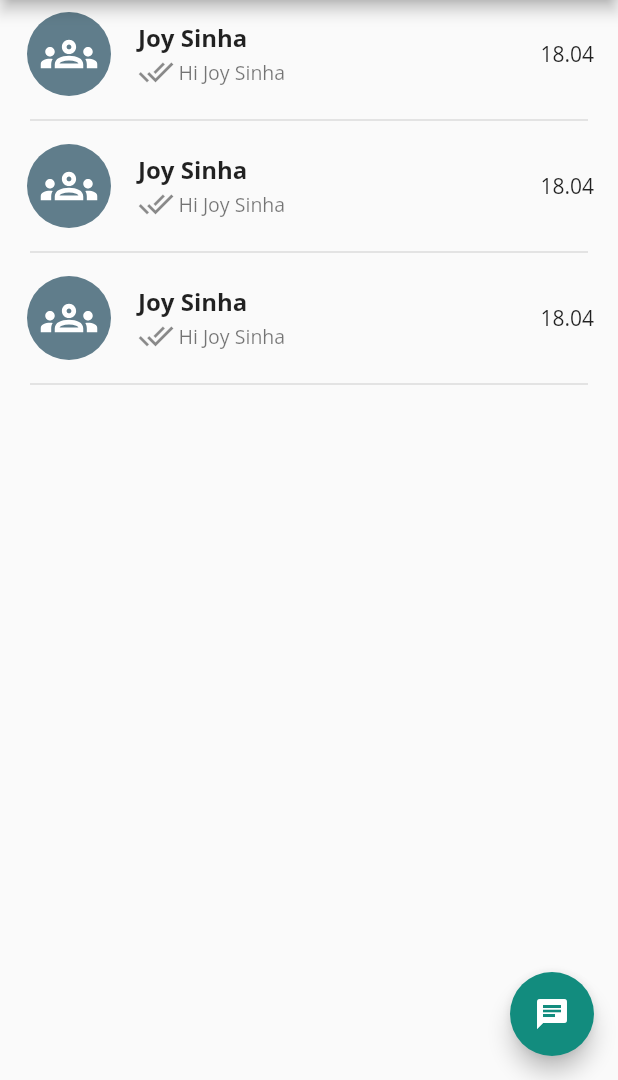
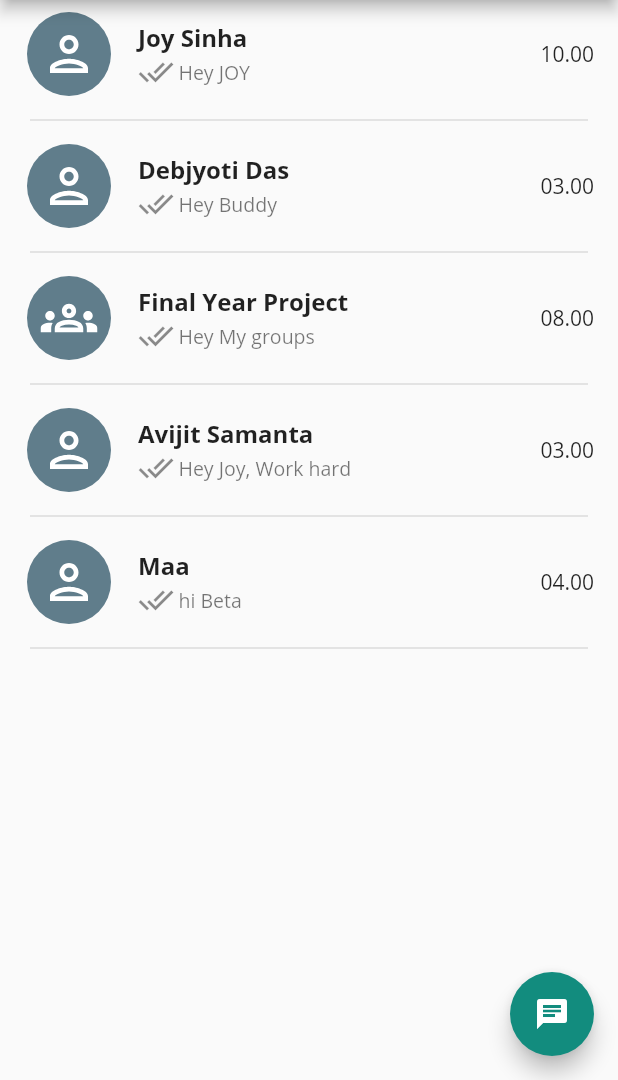
Before and after one commit to sinhajoy/Chat-App, a Flutter app: the screen it shows after launch, on a phone screen of 412 x 824 dp, the part 156-1236 px from its top. Run offline on Flutter 3.47's test engine with Material 2 defaults, Android fonts, the light colour scheme and no system bars; our stand-ins replace flutter_svg.

Commit message:
Dynamic chat using oop

```diff
--- a/lib/CustomUI/CustomCard.dart
+++ b/lib/CustomUI/CustomCard.dart
@@ -1,25 +1,26 @@
 import 'package:flutter/material.dart';
 import 'package:flutter_svg/flutter_svg.dart';
+import 'package:my_app/Model/ChatModel.dart';
+import 'package:my_app/Screens/IndividualPage.dart';
 
-class CustomCard extends StatefulWidget {
-  CustomCard({Key? key}) : super(key: key);
+class CustomCard extends StatelessWidget {
+  const CustomCard({Key? key, required this.chatModel}) : super(key: key);
+  final ChatModel chatModel;
 
-  @override
-  _CustomCardState createState() => _CustomCardState();
-}
-
-class _CustomCardState extends State<CustomCard> {
   @override
   Widget build(BuildContext context) {
     return InkWell(
-      onTap: () {},
+      onTap: () {
+        Navigator.push(
+            context, MaterialPageRoute(builder: (contex) => IndividualPage()));
+      },
       child: Column(
         children: [
           ListTile(
             leading: CircleAvatar(
               backgroundColor: Colors.blueGrey,
               child: SvgPicture.asset(
-                "assets/groups.svg",
+                chatModel.isGroup ? "assets/groups.svg" : "assets/person.svg",
                 color: Colors.white,
                 height: 38,
                 width: 38,
@@ -27,7 +28,7 @@ class _CustomCardState extends State<CustomCard> {
               radius: 30,
             ),
             title: Text(
-              "Joy Sinha",
+              chatModel.name,
               style: TextStyle(
                 fontSize: 16,
                 fontWeight: FontWeight.bold,
@@ -40,14 +41,14 @@ class _CustomCardState extends State<CustomCard> {
                   width: 3,
                 ),
                 Text(
-                  "Hi Joy Sinha",
+                  chatModel.currentMessage,
                   style: TextStyle(
                     fontSize: 13,
                   ),
                 ),
               ],
             ),
-            trailing: Text("18.04"),
+            trailing: Text(chatModel.time),
           ),
           Padding(
             padding: const EdgeInsets.only(right: 20, left: 20),
--- /dev/null
+++ b/lib/Model/ChatModel.dart
@@ -0,0 +1,14 @@
+class ChatModel {
+  String name;
+  String icon;
+  bool isGroup;
+  String time;
+  String currentMessage;
+
+  ChatModel(
+      {required this.name,
+      required this.icon,
+      required this.isGroup,
+      required this.time,
+      required this.currentMessage});
+}
--- a/lib/Pages/ChatPage.dart
+++ b/lib/Pages/ChatPage.dart
@@ -1,5 +1,6 @@
 import 'package:flutter/material.dart';
 import 'package:my_app/CustomUI/CustomCard.dart';
+import 'package:my_app/Model/ChatModel.dart';
 
 class ChatPage extends StatefulWidget {
   ChatPage({Key? key}) : super(key: key);
@@ -9,6 +10,39 @@ class ChatPage extends StatefulWidget {
 }
 
 class _ChatPageState extends State<ChatPage> {
+  List<ChatModel> chats = [
+    ChatModel(
+        name: "Joy Sinha",
+        icon: "person.svg",
+        isGroup: false,
+        time: "10.00",
+        currentMessage: "Hey JOY"),
+    ChatModel(
+        name: "Debjyoti Das",
+        icon: "person.svg",
+        isGroup: false,
+        time: "03.00",
+        currentMessage: "Hey Buddy"),
+    ChatModel(
+        name: "Final Year Project",
+        icon: "groups.svg",
+        isGroup: true,
+        time: "08.00",
+        currentMessage: "Hey My groups"),
+    ChatModel(
+        name: "Avijit Samanta",
+        icon: "person.svg",
+        isGroup: false,
+        time: "03.00",
+        currentMessage: "Hey Joy, Work hard"),
+    ChatModel(
+        name: "Maa",
+        icon: "person.svg",
+        isGroup: false,
+        time: "04.00",
+        currentMessage: "hi Beta")
+  ];
+
   @override
   Widget build(BuildContext context) {
     return Scaffold(
@@ -16,12 +50,11 @@ class _ChatPageState extends State<ChatPage> {
         onPressed: () {},
         child: Icon(Icons.chat),
       ),
-      body: ListView(
-        children: [
-          CustomCard(),
-          CustomCard(),
-          CustomCard(),
-        ],
+      body: ListView.builder(
+        itemCount: chats.length,
+        itemBuilder: (context, index) => CustomCard(
+          chatModel: chats[index],
+        ),
       ),
     );
   }
--- /dev/null
+++ b/lib/Screens/IndividualPage.dart
@@ -0,0 +1,15 @@
+import 'package:flutter/material.dart';
+
+class IndividualPage extends StatefulWidget {
+  IndividualPage({Key? key}) : super(key: key);
+
+  @override
+  _IndividualPageState createState() => _IndividualPageState();
+}
+
+class _IndividualPageState extends State<IndividualPage> {
+  @override
+  Widget build(BuildContext context) {
+    return Scaffold();
+  }
+}
```
